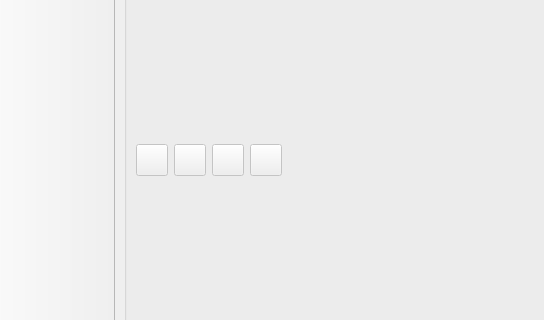
Above: crackify.ui from s-du/WhatTheCrack before the change; both pictures show x 0 to 544 and y 137 to 457 of the 800 by 600 pixel window. Below: the same form after it.
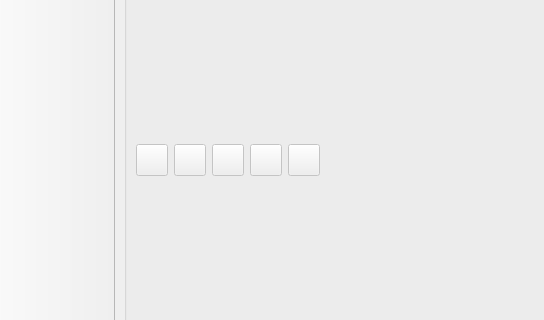
That is the form after the change.

What changed in the file:
```diff
--- a/crackify.ui
+++ b/crackify.ui
@@ -114,6 +114,34 @@
              <width>32</width>
              <height>32</height>
             </size>
+           </property>
+           <property name="toolTip">
+            <string>Save entire image</string>
+           </property>
+           <property name="text">
+            <string/>
+           </property>
+          </widget>
+         </item>
+         <item>
+          <widget class="QPushButton" name="pushButton_export_view">
+           <property name="enabled">
+            <bool>false</bool>
+           </property>
+           <property name="minimumSize">
+            <size>
+             <width>32</width>
+             <height>32</height>
+            </size>
+           </property>
+           <property name="maximumSize">
+            <size>
+             <width>32</width>
+             <height>32</height>
+            </size>
+           </property>
+           <property name="toolTip">
+            <string>Export current view as image</string>
            </property>
            <property name="text">
             <string/>
```
Left out of the diff: 9 changed lines with no effect on the pictures.
